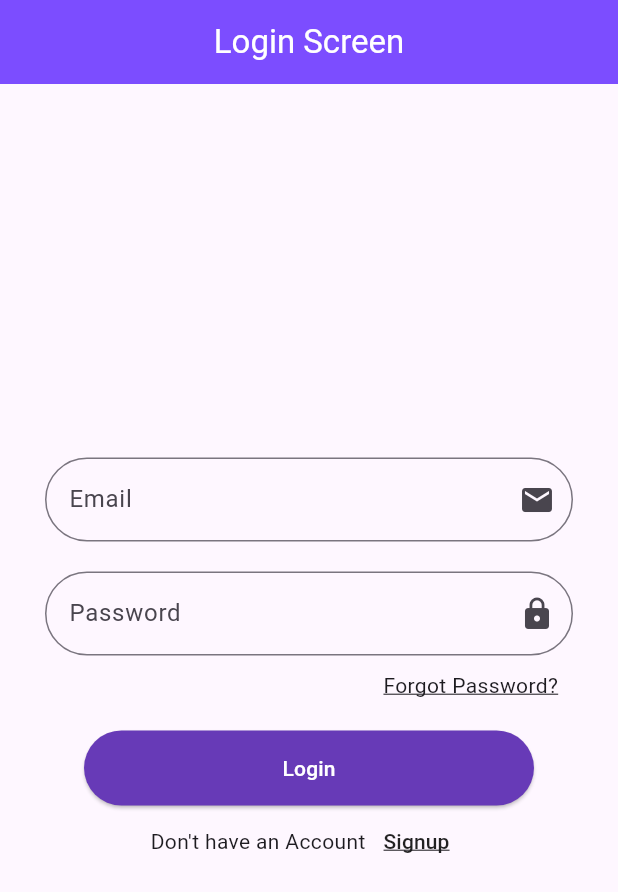
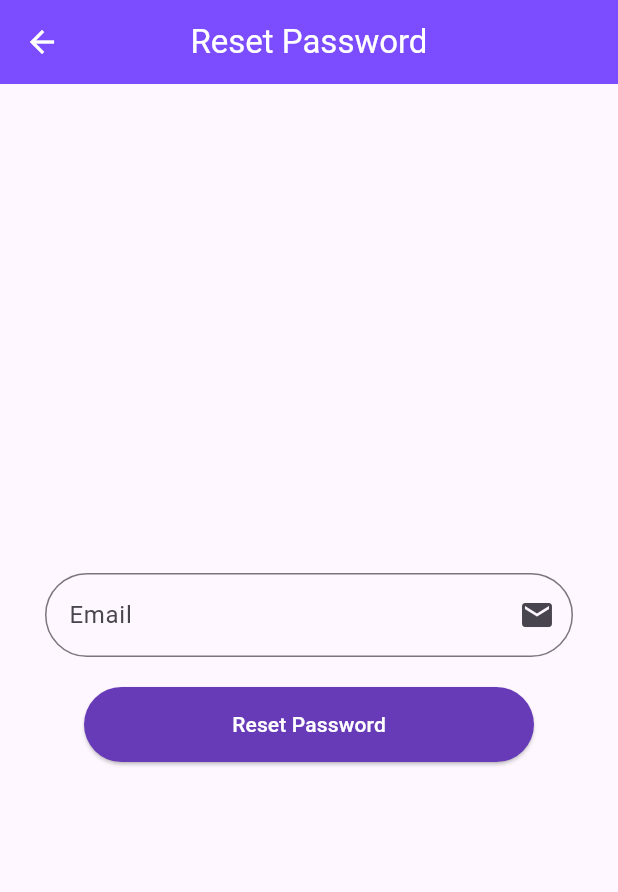
Before and after one commit to arslandev97/flutter-firebase-learning, a Flutter app: the screen it shows after launch, after a tap on "Forgot Password?", on a phone screen of 412 x 824 dp. Shown: the top 892 px of the screen. Run offline on Flutter 3.47's test engine with Material 3 defaults, Android fonts, the phone set to English and light mode, and no system bars; our stand-ins replace firebase_auth, firebase_core, flutter_spinkit, google_fonts; accounts and stored records are empty.

Commit message:
add reset password functionality & also add logout option

```diff
--- /dev/null
+++ b/lib/authentication.dart/forgot_password.dart
@@ -0,0 +1,65 @@
+
+import 'package:email_auth/authentication.dart/components/components.dart';
+import 'package:email_auth/authentication.dart/login.dart';
+import 'package:firebase_auth/firebase_auth.dart';
+import 'package:flutter/material.dart';
+
+class ForgotPassword extends StatefulWidget {
+  const ForgotPassword({super.key});
+
+  @override
+  State<ForgotPassword> createState() => _ForgotPasswordState();
+}
+
+class _ForgotPasswordState extends State<ForgotPassword> {
+
+  TextEditingController emailController = TextEditingController();
+
+  // ignore: non_constant_identifier_names
+  ForgotPassword(String email)async{
+
+    if(email == ""){
+      return UiHelper.customAlertBox(context, "Please Enter your email first and then click Forgot password Button. \nThank YOu!");
+    }else{
+
+      await UiHelper.customAlertBox(context, "Password Reset Email has been sended to your email address.Please check it.");
+
+      FirebaseAuth.instance.sendPasswordResetEmail(email: email).then((value) => Navigator.push(context, MaterialPageRoute(builder: (context)=> const LoginScreen())));
+
+    }
+  }
+
+  @override
+  Widget build(BuildContext context) {
+    return Scaffold(
+      appBar: AppBar(
+        backgroundColor: Colors.deepPurpleAccent,
+        centerTitle: true,
+        title: const Text("Reset Password", style: TextStyle(color: Colors.white),),
+        iconTheme: const IconThemeData(color: Colors.white),
+      ),
+      body: Column(
+        mainAxisAlignment: MainAxisAlignment.center,
+        children: [
+
+          UiHelper.customTextFormField(
+            controller: emailController,
+            iconData: Icons.email,
+            text: "Email",
+            toHide: false,
+          ),
+
+          const SizedBox(height: 10.0,),
+
+          UiHelper.customButton(
+            () {
+              ForgotPassword(emailController.text.toString());
+            },
+            "Reset Password"
+          ),
+
+        ],
+      ),
+    );
+  }
+}
--- a/lib/authentication.dart/home.dart
+++ b/lib/authentication.dart/home.dart
@@ -1,5 +1,7 @@
 
 
+import 'package:email_auth/authentication.dart/login.dart';
+import 'package:firebase_auth/firebase_auth.dart';
 import 'package:flutter/material.dart';
 
 class HomeScreen extends StatefulWidget {
@@ -10,6 +12,12 @@ class HomeScreen extends StatefulWidget {
 }
 
 class _HomeScreenState extends State<HomeScreen> {
+
+  // ignore: non_constant_identifier_names
+  Logout()async{
+    FirebaseAuth.instance.signOut().then((value) => Navigator.pushReplacement(context, MaterialPageRoute(builder: (context)=> const LoginScreen())));
+  }
+
   @override
   Widget build(BuildContext context) {
     return Scaffold(
@@ -18,6 +26,11 @@ class _HomeScreenState extends State<HomeScreen> {
         backgroundColor: Colors.deepPurpleAccent,
         centerTitle: true,
         title: const Text("Home Screen", style: TextStyle(color: Colors.white),),
+        actions: [
+          IconButton(onPressed: (){ Logout(); }, icon: const Icon(Icons.logout))
+        ],
+
+        iconTheme: const IconThemeData(color: Colors.white),
       ),
       body: const Column(
         children: [
--- a/lib/authentication.dart/login.dart
+++ b/lib/authentication.dart/login.dart
@@ -1,5 +1,6 @@
 
 import 'package:email_auth/authentication.dart/components/components.dart';
+import 'package:email_auth/authentication.dart/forgot_password.dart';
 import 'package:email_auth/authentication.dart/home.dart';
 import 'package:email_auth/authentication.dart/signup.dart';
 import 'package:firebase_auth/firebase_auth.dart';
@@ -17,17 +18,20 @@ class _LoginScreenState extends State<LoginScreen> {
   TextEditingController emailController = TextEditingController();
   TextEditingController passwordController = TextEditingController();
 
+  // ignore: non_constant_identifier_names
   Login(String email, String password) async {
 
     if(email == "" && password == ""){
       UiHelper.customAlertBox(context, "PLease enter your email and password then click login Button!");
     }else{
+      // ignore: unused_local_variable
       UserCredential? userCredential;
 
       try{
-         userCredential = await FirebaseAuth.instance.signInWithEmailAndPassword(email: email, password: password).then((value) => Navigator.push(context, MaterialPageRoute(builder: (context)=> const HomeScreen())));
+         userCredential = await FirebaseAuth.instance.signInWithEmailAndPassword(email: email, password: password).then((value) => Navigator.pushReplacement(context, MaterialPageRoute(builder: (context)=> const HomeScreen())));
       }
       on FirebaseAuthException catch(ex){
+        // ignore: use_build_context_synchronously
         return UiHelper.customAlertBox(context, ex.code.toString());
       }
     }
@@ -38,6 +42,7 @@ class _LoginScreenState extends State<LoginScreen> {
   Widget build(BuildContext context) {
     return Scaffold(
       appBar: AppBar(
+        automaticallyImplyLeading: false,
         backgroundColor: Colors.deepPurpleAccent,
         centerTitle: true,
         title: const Text("Login Screen", style: TextStyle(color: Colors.white),),
@@ -66,7 +71,7 @@ class _LoginScreenState extends State<LoginScreen> {
               children: [
                  InkWell(
                   onTap: (){
-
+                    Navigator.push(context, MaterialPageRoute(builder: (context)=> const ForgotPassword()));
                   },
                   child: const Text("Forgot Password?", style: TextStyle(
                     decoration: TextDecoration.underline,
--- a/lib/authentication.dart/signup.dart
+++ b/lib/authentication.dart/signup.dart
@@ -1,10 +1,11 @@
+
+// ignore_for_file: unused_local_variable
 
 import 'package:email_auth/authentication.dart/components/components.dart';
 import 'package:email_auth/authentication.dart/home.dart';
 import 'package:email_auth/authentication.dart/login.dart';
 import 'package:firebase_auth/firebase_auth.dart';
 import 'package:flutter/material.dart';
-import 'package:flutter/widgets.dart';
 
 class SignUpScreen extends StatefulWidget {
   const SignUpScreen({super.key});
@@ -18,6 +19,7 @@ class _SignUpScreenState extends State<SignUpScreen> {
   TextEditingController emailController = TextEditingController();
   TextEditingController passwordController = TextEditingController();
 
+  // ignore: non_constant_identifier_names
   Signup(String email, String password)async{
     if(email == "" && password == ""){
       UiHelper.customAlertBox(context, "Please Enter the email and password first then click signup");
@@ -26,10 +28,11 @@ class _SignUpScreenState extends State<SignUpScreen> {
       UserCredential? userCredential;
 
       try{
-        userCredential = await FirebaseAuth.instance.createUserWithEmailAndPassword(email: email, password: password).then((value) => Navigator.push(context, MaterialPageRoute(builder: (context)=> const HomeScreen())));
+        userCredential = await FirebaseAuth.instance.createUserWithEmailAndPassword(email: email, password: password).then((value) => Navigator.pushReplacement(context, MaterialPageRoute(builder: (context)=> const HomeScreen())));
       }
       on FirebaseAuthException catch(ex){
         return UiHelper.customAlertBox(
+          // ignore: use_build_context_synchronously
           context,
           ex.code.toString(),
         );
@@ -44,6 +47,7 @@ class _SignUpScreenState extends State<SignUpScreen> {
         backgroundColor: Colors.deepPurpleAccent,
         centerTitle: true,
         title: const Text("Signup Screen", style: TextStyle(color: Colors.white),),
+        iconTheme: const IconThemeData(color: Colors.white),
       ),
       body: Column(
         mainAxisAlignment: MainAxisAlignment.center,
--- a/lib/loading.dart
+++ b/lib/loading.dart
@@ -1,4 +1,12 @@
+import 'dart:async';
+import 'dart:ui';
+
+import 'package:email_auth/authentication.dart/home.dart';
+import 'package:email_auth/authentication.dart/login.dart';
+import 'package:firebase_auth/firebase_auth.dart';
 import 'package:flutter/material.dart';
+import 'package:flutter_spinkit/flutter_spinkit.dart';
+import 'package:google_fonts/google_fonts.dart';
 
 class LoadingScreen extends StatefulWidget {
   const LoadingScreen({super.key});
@@ -8,15 +16,72 @@ class LoadingScreen extends StatefulWidget {
 }
 
 class _LoadingScreenState extends State<LoadingScreen> {
+
+  // ignore: non_constant_identifier_names
+  Future CheckUser()async{
+
+    final user = FirebaseAuth.instance.currentUser;
+
+    if(user != null){
+      Timer(const Duration(seconds: 5), () {
+        Navigator.pushReplacement(context, MaterialPageRoute(builder: (context)=> const HomeScreen()));
+      });
+    }else{
+       Timer(const Duration(seconds: 5), () {
+        Navigator.push(context, MaterialPageRoute(builder: (context)=> const LoginScreen()));
+      });
+    }
+
+  }
+
+  @override
+  void initState() {
+    super.initState();
+    CheckUser();
+  }
+
   @override
   Widget build(BuildContext context) {
-    return const Scaffold(
-      body: Column(
-        mainAxisAlignment: MainAxisAlignment.center,
-        crossAxisAlignment: CrossAxisAlignment.center,
-        children: [
-          Center(child: Text("Loading...")),
-        ],
+    return Scaffold(
+      body: Container(
+        decoration: const BoxDecoration(
+          image: DecorationImage(
+            image: AssetImage("assets/images/firebase.png"),
+            fit: BoxFit.fitHeight,
+          ),
+        ),
+        child: Column(
+          mainAxisAlignment: MainAxisAlignment.center,
+          crossAxisAlignment: CrossAxisAlignment.center,
+          children: [
+            BackdropFilter(
+              filter: ImageFilter.blur(
+                sigmaX: 10.0,
+                sigmaY: 10.0,
+              ),
+              child: Container(
+                color: Colors.black.withOpacity(0.5),
+              ),
+            ),
+
+            Text("Flutter Firebase \nLearning", textAlign: TextAlign.center, style: GoogleFonts.yellowtail(
+              textStyle: const TextStyle(
+                  fontSize: 46.0,
+                  fontWeight: FontWeight.bold,
+                  height: 1.0,
+                ),
+            ),),
+
+            const SizedBox(height: 20.0,),
+
+            const SpinKitWaveSpinner(
+              size: 150.0,
+              color: Colors.deepPurple,
+              duration: Duration(seconds: 6),
+            ),
+
+          ],
+        ),
       ),
     );
   }
--- a/lib/main.dart
+++ b/lib/main.dart
@@ -1,6 +1,4 @@
-
-import 'package:email_auth/authentication.dart/login.dart';
-import 'package:email_auth/authentication.dart/signup.dart';
+import 'package:email_auth/loading.dart';
 import 'package:flutter/material.dart';
 import 'package:firebase_core/firebase_core.dart';
 import 'firebase_options.dart';
@@ -28,7 +26,7 @@ class MyApp extends StatelessWidget {
         colorScheme: ColorScheme.fromSeed(seedColor: Colors.deepPurple),
         useMaterial3: true,
       ),
-      home: const LoginScreen(),
+      home: const LoadingScreen(),
     );
   }
 }
--- a/pubspec.yaml
+++ b/pubspec.yaml
@@ -37,6 +37,8 @@ dependencies:
   cupertino_icons: ^1.0.6
   firebase_core: ^2.31.0
   firebase_auth: ^4.19.5
+  flutter_spinkit: ^5.2.1
+  google_fonts: ^6.2.1
 
 dev_dependencies:
   flutter_test:
@@ -61,8 +63,8 @@ flutter:
   uses-material-design: true
 
   # To add assets to your application, add an assets section, like this:
-  # assets:
-  #   - images/a_dot_burr.jpeg
+  assets:
+    - assets/images/
   #   - images/a_dot_ham.jpeg
 
   # An image asset can refer to one or more resolution-specific "variants", see
```
Also changed, not shown: assets/images/firebase.png (added), pubspec.lock, 1 other file.
